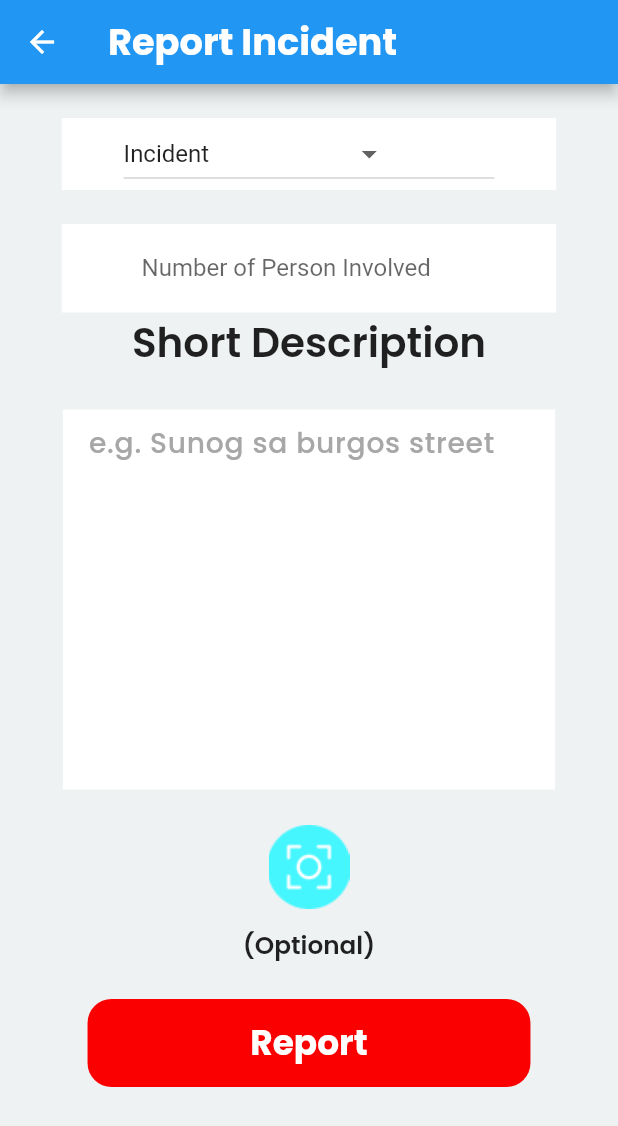
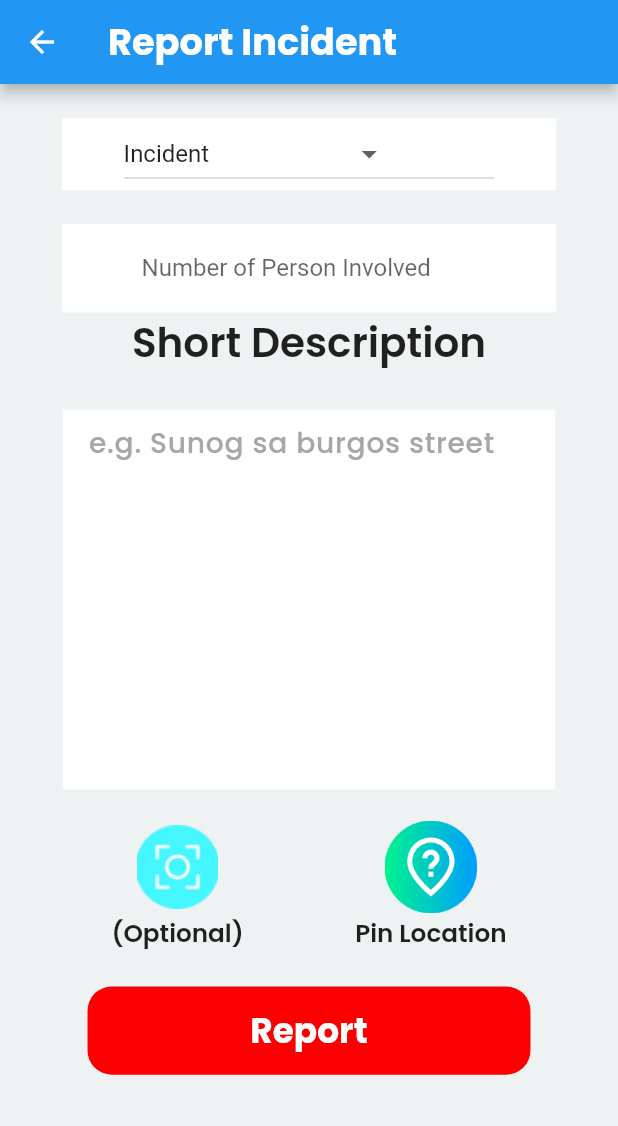
Before and after one commit to ralphkevinmacahipay/SafeMO, a Flutter app: the IncidentReport screen opened directly, on a phone screen of 412 x 824 dp. Shown: the top 1126 px of the screen. Run offline on Flutter 3.47's test engine with Material 2 defaults, Android fonts, the light colour scheme and no system bars; our stand-ins replace cloud_firestore, dio, firebase_auth, firebase_core, firebase_storage, flutter_spinkit and 12 more; missing offline and left inert: distance, draggable_fab, encrypt, flutter_background, flutter_google_places, flutter_polyline_points and 4 more; accounts and stored records are empty; project files that could hold a hidden picture were left out.

Commit message:
on_progress

```diff
--- a/lib/pages_thesis_app/mobile/chooseUser/commuter_page/commuter_page.dart
+++ b/lib/pages_thesis_app/mobile/chooseUser/commuter_page/commuter_page.dart
@@ -245,7 +245,7 @@ class _CommuterPageState extends State<CommuterPage> {
                           ),
                           // TODO: Count Down
                           Visibility(
-                            visible: false, // TODO  TURN IT INTO FALSE
+                            visible: true, // TODO  TURN IT INTO FALSE
                             child: servicesCommuter.getCountOn &&
                                     servicesCommuter.getTimeSec != null
                                 ? CountDownTimer(
--- a/lib/pages_thesis_app/mobile/chooseUser/commuter_page/services_homepage.dart
+++ b/lib/pages_thesis_app/mobile/chooseUser/commuter_page/services_homepage.dart
@@ -49,7 +49,7 @@ class LocationServiceHome extends ChangeNotifier {
   bool isHasPermissionBack = false;
   //Config of running background
   FlutterBackgroundAndroidConfig? _androidConfig;
-  bool isInit = false;
+  bool isInit = false, isPinLoc = false;
 
   Duration? _duration;
   int? _timeOfArrivalInit;
@@ -119,6 +119,8 @@ class LocationServiceHome extends ChangeNotifier {
   LocationServiceHome(this._context);
 
   //********************* getter : pang expose sa UI *********************
+
+  bool get getIsPinLoc => isPinLoc;
   double get getkDistanceInKM => kDistanceInKM!;
   int get getItemIntDistance => itemIntDistance!;
   List<String> get getListItem => itemList;
@@ -179,6 +181,11 @@ class LocationServiceHome extends ChangeNotifier {
   bool get getIsFirstTimeOpen => isFirstTimeOpen;
 
   // ********************* setter : pang set value *********************
+
+  setIsPinLoc(bool val) {
+    isPinLoc = val;
+    notifyListeners();
+  }
 
   String getOnlyString(String duration) {
     _typeOfTime = duration.split(' ')[1];
@@ -590,6 +597,7 @@ class LocationServiceHome extends ChangeNotifier {
   }
 
   getLatLngStream() async {
+    setIsPinLoc(true);
     User? user = _auth.currentUser;
     devtools.log("Get Lat Lang Stream dito ba");
     //  LocationData : Para makuha data ng location
--- a/lib/pages_thesis_app/mobile/chooseUser/incidentReport/incidentReport.dart
+++ b/lib/pages_thesis_app/mobile/chooseUser/incidentReport/incidentReport.dart
@@ -148,8 +148,12 @@ class _IncidentReportState extends State<IncidentReport> {
               SizedBox(
                 height: SizeConfig.blockY! * 2.375,
               ),
-              Center(
-                child: GestureDetector(
+              Row(
+                mainAxisAlignment: MainAxisAlignment.spaceEvenly,
+                children: [
+                  Column(
+                    children: [
+                      GestureDetector(
                         onTap: () {
                           onTapCapture(servicesLoc);
                         },
@@ -172,17 +176,47 @@ class _IncidentReportState extends State<IncidentReport> {
                           ),
                         ),
                       ),
-              ),
-              SizedBox(
-                height: SizeConfig.blockY! * 1,
-              ),
-              Center(
-                  child: Text(
+                      Text(
                         "(Optional)",
                         style: kPoppinsSemiBold.copyWith(
                           fontSize: SizeConfig.blockX! * 4,
                         ),
-              )),
+                      ),
+                    ],
+                  ),
+                  Column(
+                    children: [
+                      GestureDetector(
+                        onTap: servicesLoc.getLatLngStream,
+                        child: AnimatedCrossFade(
+                          firstChild: Image.asset(
+                            setDesIcon,
+                            width: SizeConfig.blockX! * 15,
+                            height: SizeConfig.blockX! * 15.556,
+                          ),
+                          secondChild: Image.asset(
+                            findLoc,
+                            width: SizeConfig.blockX! * 15,
+                            height: SizeConfig.blockX! * 15.556,
+                          ),
+                          crossFadeState: servicesLoc.getIsPinLoc
+                              ? CrossFadeState.showFirst
+                              : CrossFadeState.showSecond,
+                          duration: const Duration(
+                            seconds: 2,
+                          ),
+                        ),
+                      ),
+                      Text(
+                        "Pin Location",
+                        style: kPoppinsSemiBold.copyWith(
+                          fontSize: SizeConfig.blockX! * 4,
+                        ),
+                      ),
+                    ],
+                  ),
+                ],
+              ),
               SizedBox(
                 height: SizeConfig.blockY! * 2.75,
               ),
```
Also changed, not shown: 2 other files. Lines whose indentation alone changed are shown as unchanged.
